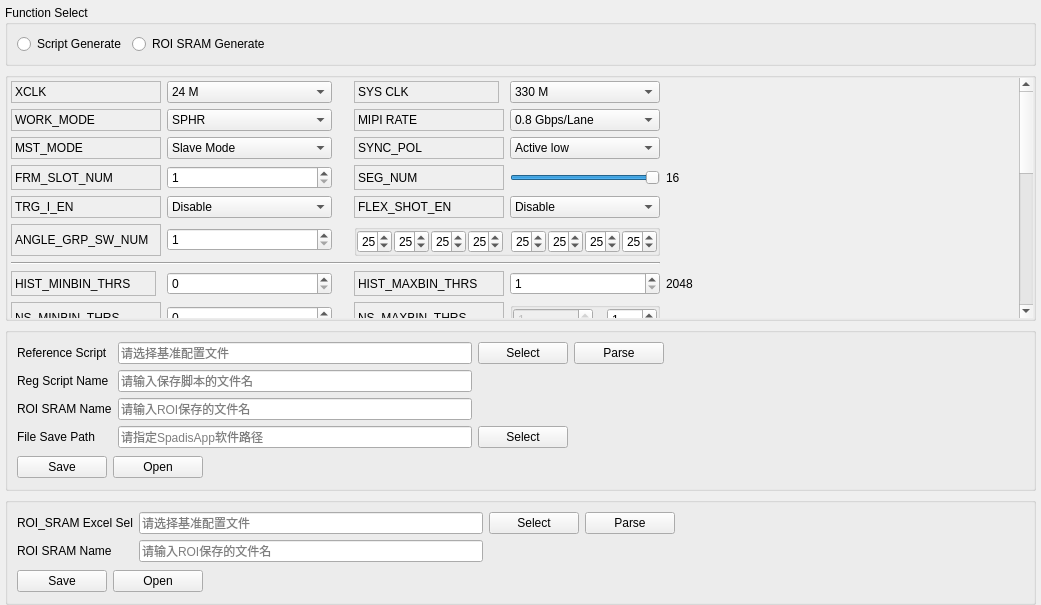
Qt form AdapsChip/ChipUI/gui/uis/pages/main_pages.ui (HongGang-Pub/Adaps) before a commit.
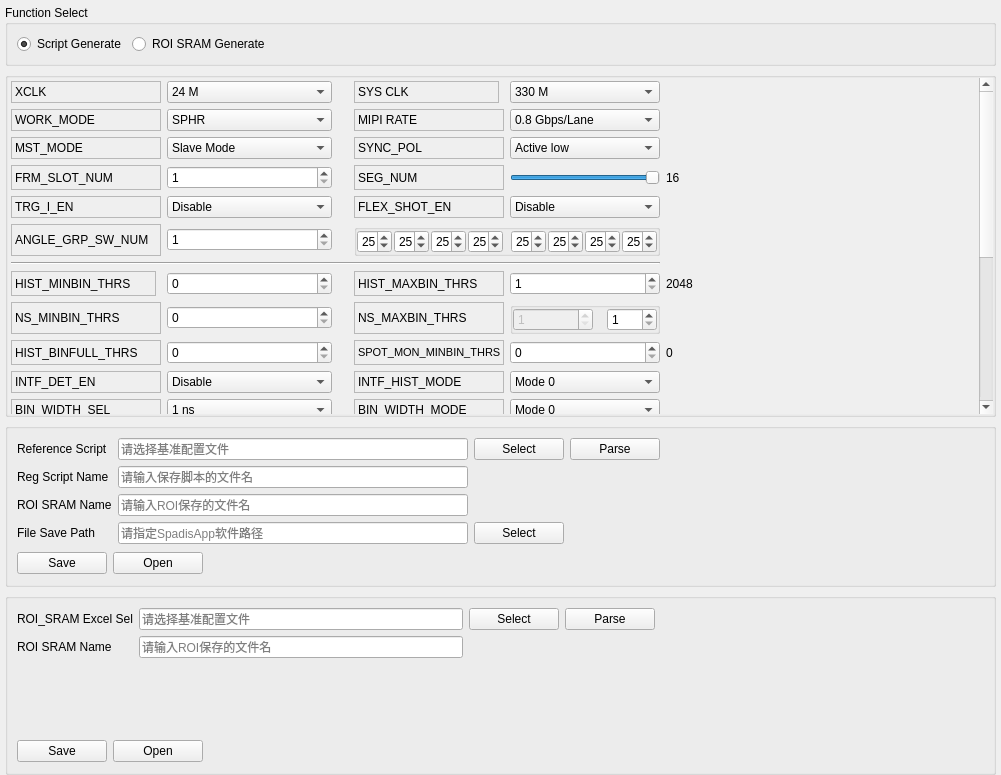
The same form after that commit. The open tabs and pages were chosen to show the change. Custom widgets are drawn as their Qt base class.

What changed in the file:
```diff
--- a/AdapsChip/ChipUI/gui/uis/pages/main_pages.ui
+++ b/AdapsChip/ChipUI/gui/uis/pages/main_pages.ui
@@ -6,8 +6,8 @@
    <rect>
     <x>0</x>
     <y>0</y>
-    <width>1041</width>
-    <height>605</height>
+    <width>1001</width>
+    <height>775</height>
    </rect>
   </property>
   <property name="windowTitle">
@@ -3560,6 +3560,9 @@
             <property name="text">
              <string>Script Generate</string>
             </property>
+            <property name="checked">
+             <bool>true</bool>
+            </property>
            </widget>
           </item>
          </layout>
@@ -3604,9 +3607,9 @@
              <property name="geometry">
               <rect>
                <x>0</x>
-               <y>0</y>
-               <width>1017</width>
-               <height>623</height>
+               <y>-235</y>
+               <width>972</width>
+               <height>595</height>
               </rect>
              </property>
              <layout class="QGridLayout" name="gridLayout_4">
@@ -6823,6 +6826,9 @@
            <height>16777215</height>
           </size>
          </property>
+         <property name="checkable">
+          <bool>false</bool>
+         </property>
          <layout class="QGridLayout" name="gridLayout_8">
           <property name="leftMargin">
            <number>9</number>
```
Left out of the diff: 118 changed lines with no effect on the pictures.
